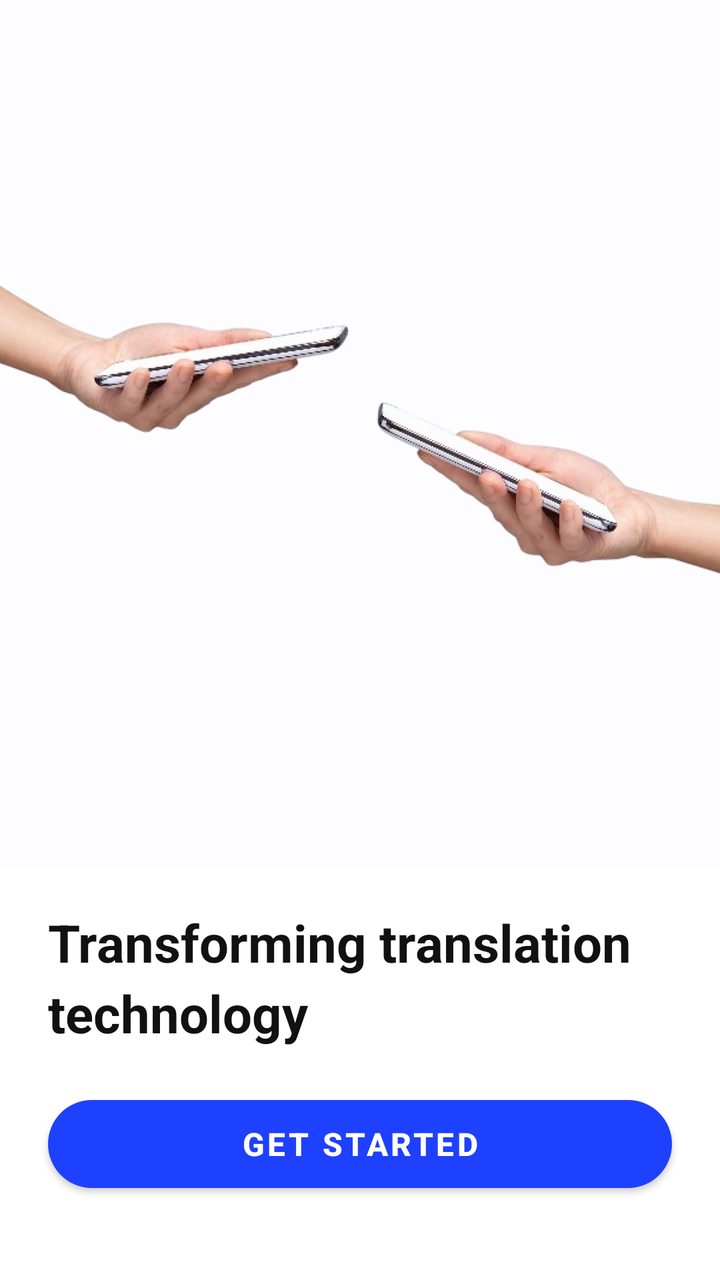
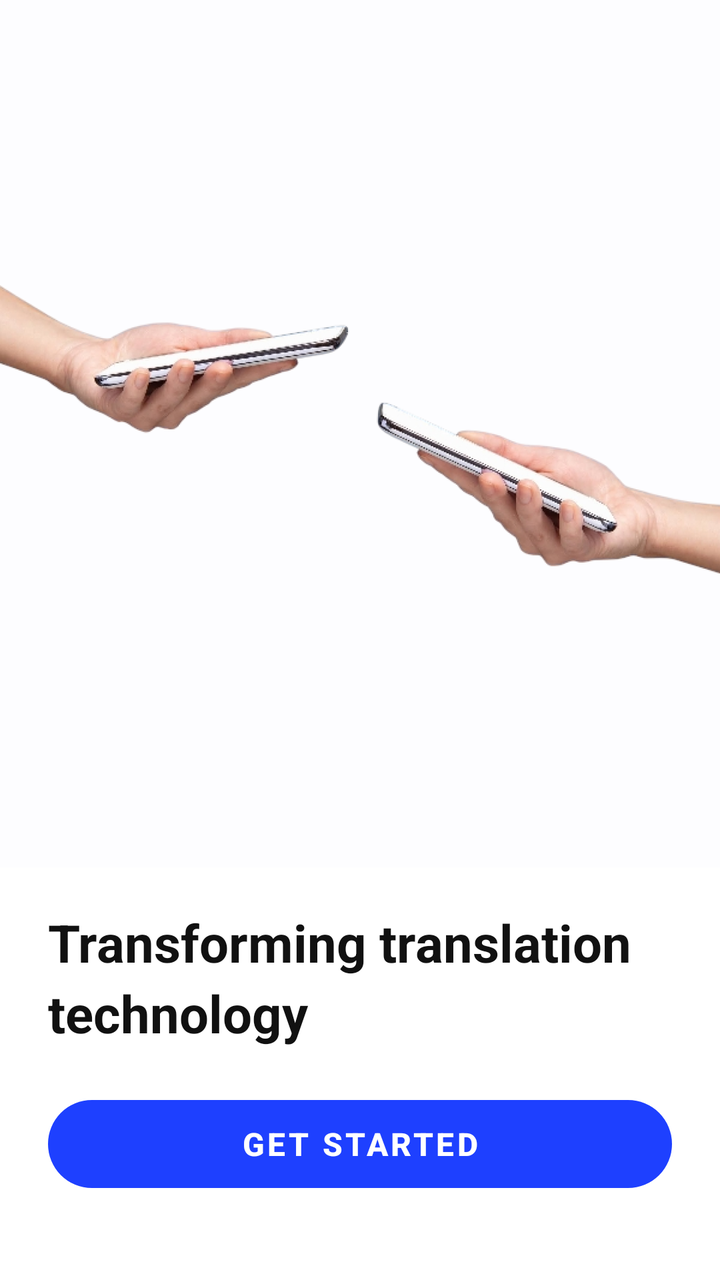

Two renders of the same Android screen: before a commit and after it. Below are the layout's source before the change and the commit's diff.
<!-- AndroidManifest.xml: application theme Theme.BabelMic -->
<!-- res/layout/activity_onboarding.xml -->
<?xml version="1.0" encoding="utf-8"?>
<LinearLayout
    xmlns:android="http://schemas.android.com/apk/res/android"
    xmlns:app="http://schemas.android.com/apk/res-auto"
    android:layout_width="match_parent"
    android:layout_height="match_parent"
    android:orientation="vertical"
    android:background="@color/background">

    
    <ImageView
        android:id="@+id/iv_hands"
        android:layout_width="match_parent"
        android:layout_height="0dp"
        android:layout_weight="1"
        android:src="@drawable/onboarding_hands"
        android:scaleType="centerCrop"
        android:contentDescription="@null" />

    
    <TextView
        android:id="@+id/tv_tagline"
        android:layout_width="match_parent"
        android:layout_height="wrap_content"
        android:text="Transforming translation\ntechnology"
        android:textSize="26sp"
        android:textStyle="bold"
        android:textColor="@color/text_primary"
        android:lineSpacingMultiplier="1.15"
        android:paddingHorizontal="24dp"
        android:paddingTop="20dp"
        android:paddingBottom="20dp" />

    
    <com.google.android.material.button.MaterialButton
        android:id="@+id/btn_get_started"
        android:layout_width="match_parent"
        android:layout_height="@dimen/button_height"
        android:layout_marginHorizontal="24dp"
        android:layout_marginBottom="40dp"
        android:text="Get started"
        android:textColor="@color/text_on_blue"
        android:textSize="16sp"
        android:textStyle="bold"
        app:backgroundTint="@color/babelmic_blue"
        app:cornerRadius="@dimen/button_corner"
        app:elevation="0dp" />

</LinearLayout>
<!-- resources referenced by this layout -->
<resources>
  <color name="babelmic_blue">#1E40FF</color>
  <color name="background">#FFFFFF</color>
  <color name="text_on_blue">#FFFFFF</color>
  <color name="text_primary">#111111</color>
  <dimen name="button_corner">28dp</dimen>
  <dimen name="button_height">56dp</dimen>
  <!-- drawable onboarding_hands: png bitmap (drawable-nodpi, 430846 bytes) -->
  <style name="Theme.BabelMic" parent="Theme.MaterialComponents.Light.NoActionBar">
          <item name="colorPrimary">@color/babelmic_blue</item>
          <item name="colorPrimaryVariant">@color/babelmic_blue_dark</item>
          <item name="colorOnPrimary">@color/text_on_blue</item>
          <item name="colorSecondary">@color/ring_pink</item>
          <item name="colorOnSecondary">@color/text_on_blue</item>
          <item name="android:colorBackground">@color/background</item>
          <item name="colorSurface">@color/surface</item>
          <item name="colorOnSurface">@color/text_primary</item>
          <item name="android:statusBarColor">@android:color/transparent</item>
          <item name="android:navigationBarColor">@android:color/transparent</item>
          <item name="android:windowLightStatusBar">true</item>
          <item name="android:windowLightNavigationBar">true</item>
          <item name="android:textColorPrimary">@color/text_primary</item>
          <item name="android:textColorSecondary">@color/text_secondary</item>
          <item name="android:textColorHint">@color/text_hint</item>
      </style>
  <color name="babelmic_blue_dark">#1430CC</color>
  <color name="ring_pink">#FF2D78</color>
  <color name="surface">#FFFFFF</color>
  <color name="text_secondary">#888888</color>
  <color name="text_hint">#BBBBBB</color>
</resources>

<!-- the commit's change to res/layout/activity_onboarding.xml (unified diff, before → after) -->
@@ -39,10 +39,10 @@
         android:layout_marginHorizontal="24dp"
         android:layout_marginBottom="40dp"
         android:text="Get started"
-        android:textColor="@color/text_on_blue"
+        android:textColor="@color/button_primary_text"
         android:textSize="16sp"
         android:textStyle="bold"
-        app:backgroundTint="@color/babelmic_blue"
+        app:backgroundTint="@color/button_primary_background"
         app:cornerRadius="@dimen/button_corner"
         app:elevation="0dp" />
 
<!-- resource entries referenced after the edit -->
@@ -23,11 +23,24 @@
           <item name="android:textColorPrimary">@color/text_primary</item>
           <item name="android:textColorSecondary">@color/text_secondary</item>
           <item name="android:textColorHint">@color/text_hint</item>
+  
+          
+          <item name="materialButtonStyle">@style/Widget.BabelMic.Button.Primary</item>
+          <item name="rippleColor">@android:color/transparent</item>
       </style>
   <color name="babelmic_blue_dark">#1430CC</color>
   <color name="ring_pink">#FF2D78</color>
   <color name="surface">#FFFFFF</color>
   <color name="text_secondary">#888888</color>
   <color name="text_hint">#BBBBBB</color>
+  <style name="Widget.BabelMic.Button.Primary" parent="Widget.MaterialComponents.Button">
+          <item name="backgroundTint">@color/babelmic_blue</item>
+          <item name="android:textColor">@color/text_on_blue</item>
+          <item name="android:textSize">16sp</item>
+          <item name="android:textStyle">bold</item>
+          <item name="cornerRadius">28dp</item>
+          <item name="elevation">0dp</item>
+          <item name="android:stateListAnimator">@null</item>
+      </style>
 </resources>
 
